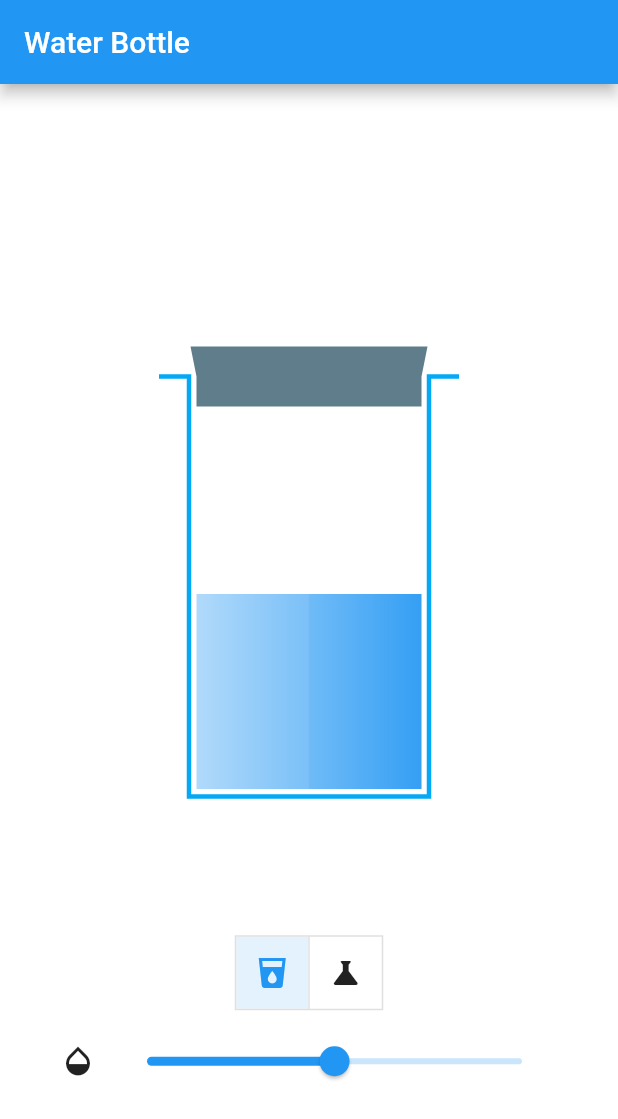
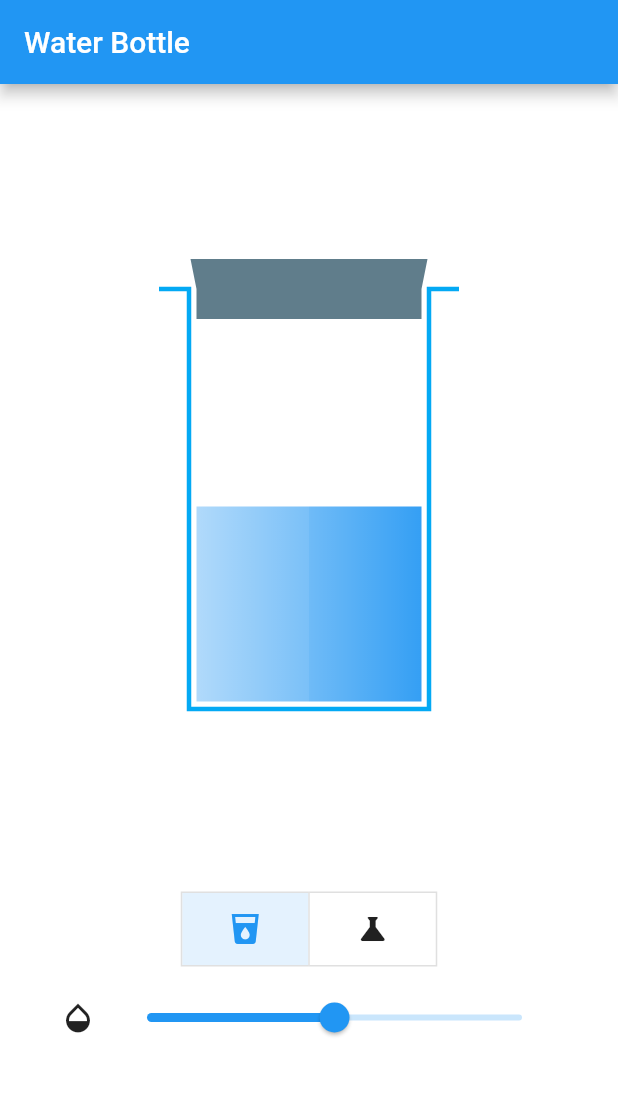
Before and after one commit to hucancode/water_bottle, a Flutter app: the screen it shows after launch, on a phone screen of 412 x 824 dp. Shown: the top 1119 px of the screen. Run offline on Flutter 3.47's test engine with Material 2 defaults, Android fonts, the phone set to English and light mode, and no system bars; missing offline and left inert: path_parsing.

Commit message:
small adjust

```diff
--- a/lib/main.dart
+++ b/lib/main.dart
@@ -47,7 +47,7 @@ class _MyHomePageState extends State<MyHomePage> {
           mainAxisAlignment: MainAxisAlignment.center,
           crossAxisAlignment: CrossAxisAlignment.stretch,
           children: [
-            Spacer(flex: 2),
+            Spacer(),
             Center(
               child: SizedBox(
                 width: 200,
@@ -68,14 +68,19 @@ class _MyHomePageState extends State<MyHomePage> {
             Spacer(),
             Padding(
               padding: EdgeInsets.symmetric(vertical: 5, horizontal: 40),
-              child: Center(child: ToggleButtons(
-                children: [
-                  Padding(padding: EdgeInsets.symmetric(vertical: 5, horizontal: 8), child: Icon(Icons.local_drink)),
-                  Padding(padding: EdgeInsets.symmetric(vertical: 5, horizontal: 8), child: Icon(Icons.science)),
-                ],
-                isSelected: List<bool>.generate(2, (index) => index == selectedStyle),
-                onPressed: (index) => setState(() => selectedStyle = index)
-              ),
+              child: Center(
+                child: ToggleButtons(
+                  children: [
+                    Padding(
+                      padding: EdgeInsets.symmetric(vertical: 5, horizontal: 30),
+                      child: Icon(Icons.local_drink)),
+                    Padding(
+                      padding: EdgeInsets.symmetric(vertical: 5, horizontal: 30),
+                      child: Icon(Icons.science)),
+                  ],
+                  isSelected: List<bool>.generate(2, (index) => index == selectedStyle),
+                  onPressed: (index) => setState(() => selectedStyle = index)
+                ),
               ),
             ),
             Padding(
```
